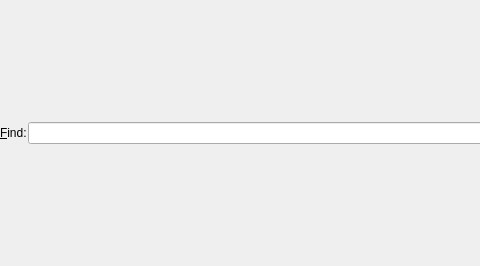
The window that Viewer/src/SearchLineWidget.ui (ecmwf/ecflow) describes before a commit, drawn with Qt 5; both pictures show x 0 to 480 and y 0 to 266 of the 744 by 266 pixel window.
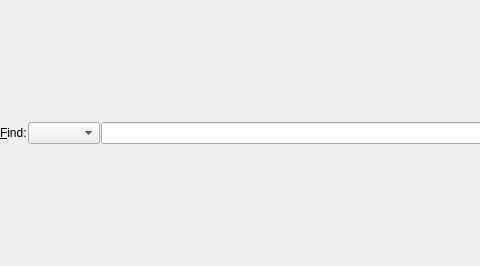
The same window after the commit. Icons and pictures are not drawn. Custom widgets are drawn as their Qt base class.

Commit message: ecFlowUI: added regex and wildcard searching to output panel [ECFLOW-476]

```diff
--- a/Viewer/src/SearchLineWidget.ui
+++ b/Viewer/src/SearchLineWidget.ui
@@ -19,7 +19,7 @@
   <property name="windowTitle">
    <string>Form</string>
   </property>
-  <layout class="QHBoxLayout" name="horizontalLayout_2" stretch="0,1,0,0,0,0,0">
+  <layout class="QHBoxLayout" name="horizontalLayout_2" stretch="0,0,1,0,0,0,0,0">
    <property name="spacing">
     <number>1</number>
    </property>
@@ -36,6 +36,9 @@
      </property>
     </widget>
    </item>
+   <item>
+    <widget class="StringMatchCombo" name="matchModeCb_"/>
+   </item>
    <item>
     <widget class="QLineEdit" name="searchLine_"/>
    </item>
@@ -178,6 +181,13 @@
    </property>
   </action>
  </widget>
+ <customwidgets>
+  <customwidget>
+   <class>StringMatchCombo</class>
+   <extends>QComboBox</extends>
+   <header>StringMatchCombo.hpp</header>
+  </customwidget>
+ </customwidgets>
  <resources>
   <include location="viewer.qrc"/>
  </resources>
```
The commit also changes 3 other files.
